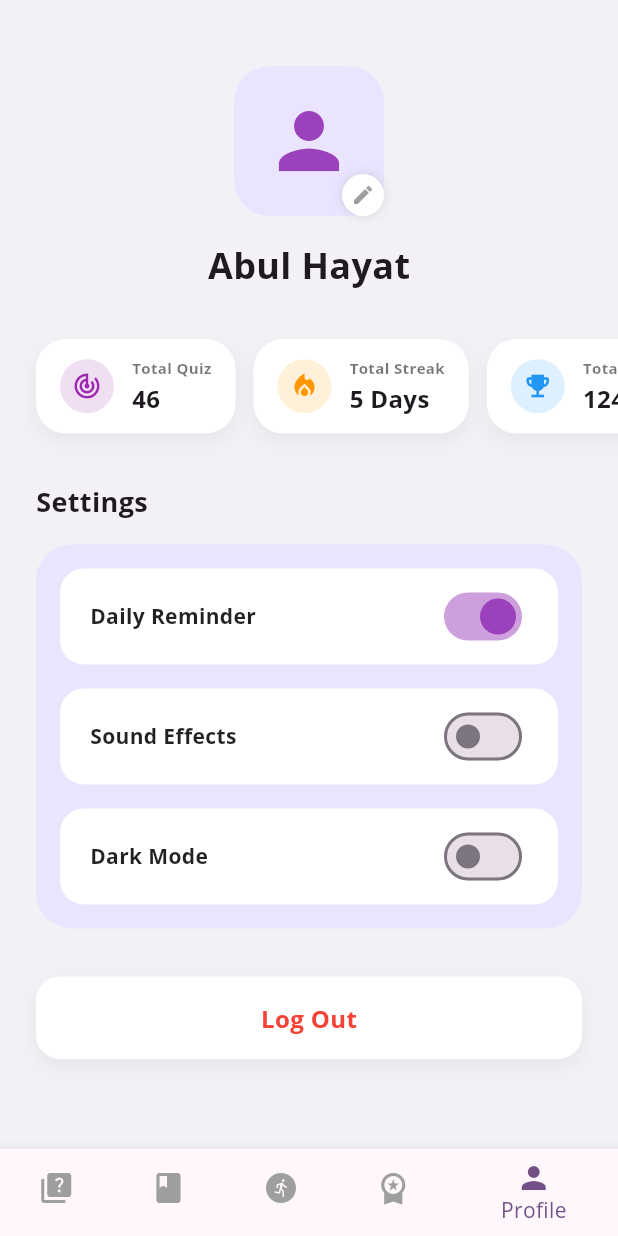
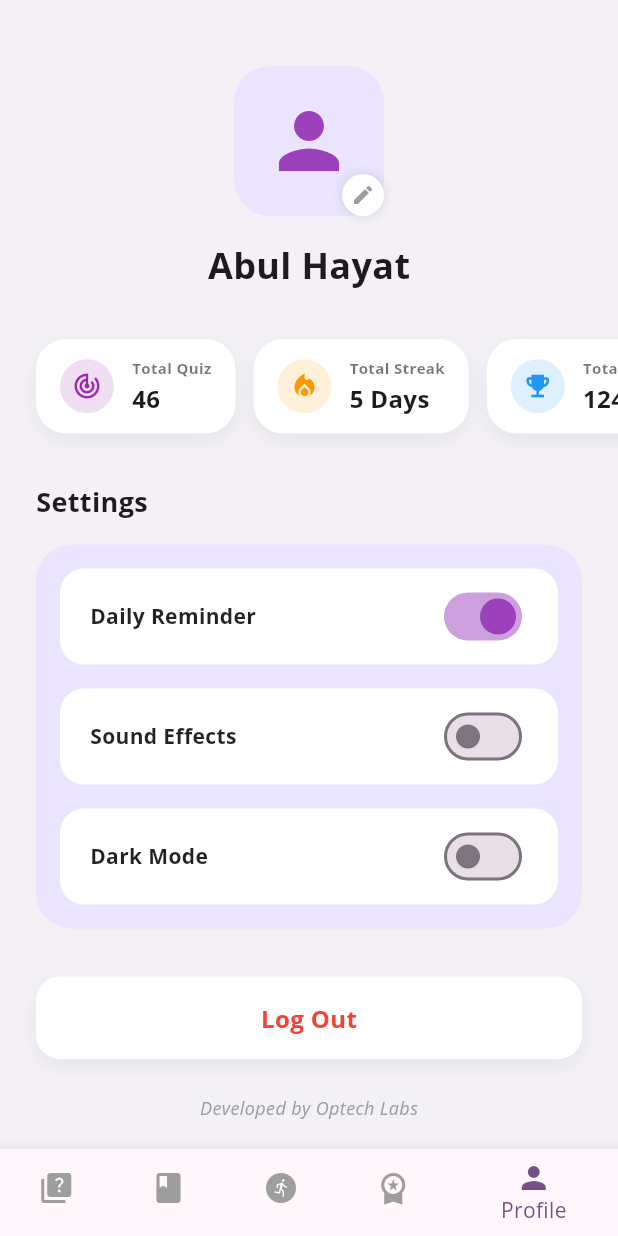
Before and after one commit to Omar-webcloud/Syntaxa-android, a Flutter app: the screen it shows after launch, item 5 of the bottom bar chosen, on a phone screen of 412 x 824 dp. Run offline on Flutter 3.47's test engine with Material 3 defaults, Android fonts, the phone set to English and light mode, and no system bars; our stand-ins replace audioplayers, flutter_tts, google_fonts; network calls fail.

Commit message:
add dev info

```diff
--- a/lib/data/app_data.dart
+++ b/lib/data/app_data.dart
@@ -304,6 +304,7 @@ class AppData {
       {"id":98,"question":"This is ___ unique idea. (a/an)","answer":"a"},
       {"id":99,"question":"He is ___ university student. (a/an)","answer":"a"},
       {"id":100,"question":"She waited ___ hour. (a/an)","answer":"an"}
-    ]
+    ],
+    "developer": "Developed by Optech Labs"
   };
 }
--- a/lib/screens/profile_screen.dart
+++ b/lib/screens/profile_screen.dart
@@ -1,6 +1,7 @@
 import 'package:flutter/material.dart';
 import 'package:provider/provider.dart';
 import '../main.dart'; // To access ThemeProvider for dark mode
+import '../data/app_data.dart';
 
 class ProfileScreen extends StatelessWidget {
   const ProfileScreen({super.key});
@@ -120,6 +121,15 @@ class ProfileScreen extends StatelessWidget {
                   child: Text('Log Out', style: TextStyle(fontSize: 16, fontWeight: FontWeight.bold, color: Colors.red)),
                 ),
               ),
+              const SizedBox(height: 24),
+              Text(
+                AppData.data['developer'],
+                style: const TextStyle(
+                  fontSize: 12,
+                  color: Colors.grey,
+                  fontStyle: FontStyle.italic,
+                ),
+              ),
               const SizedBox(height: 40),
             ],
           ),
```
